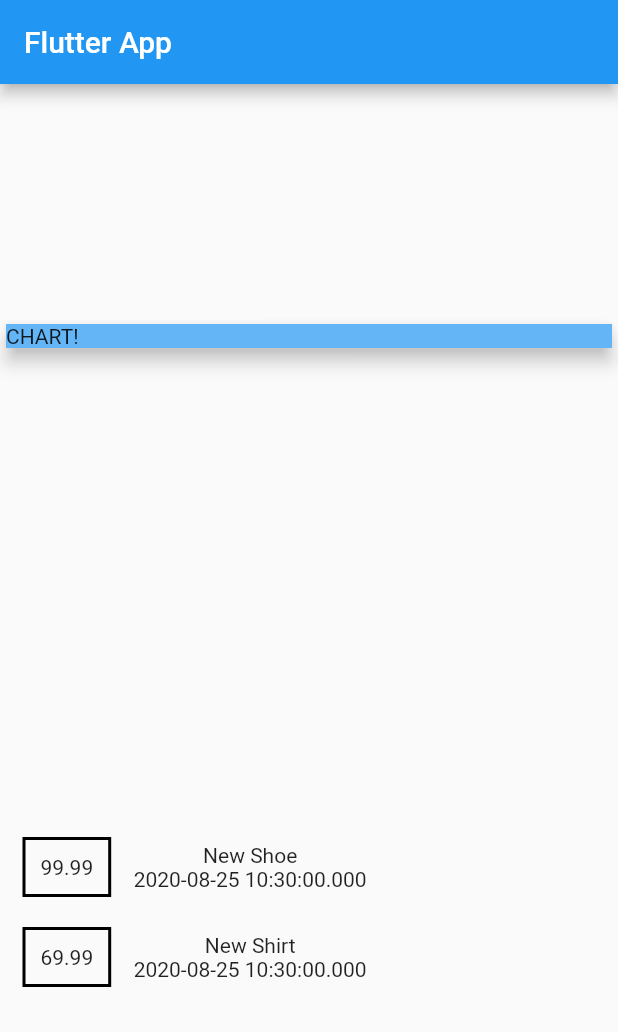
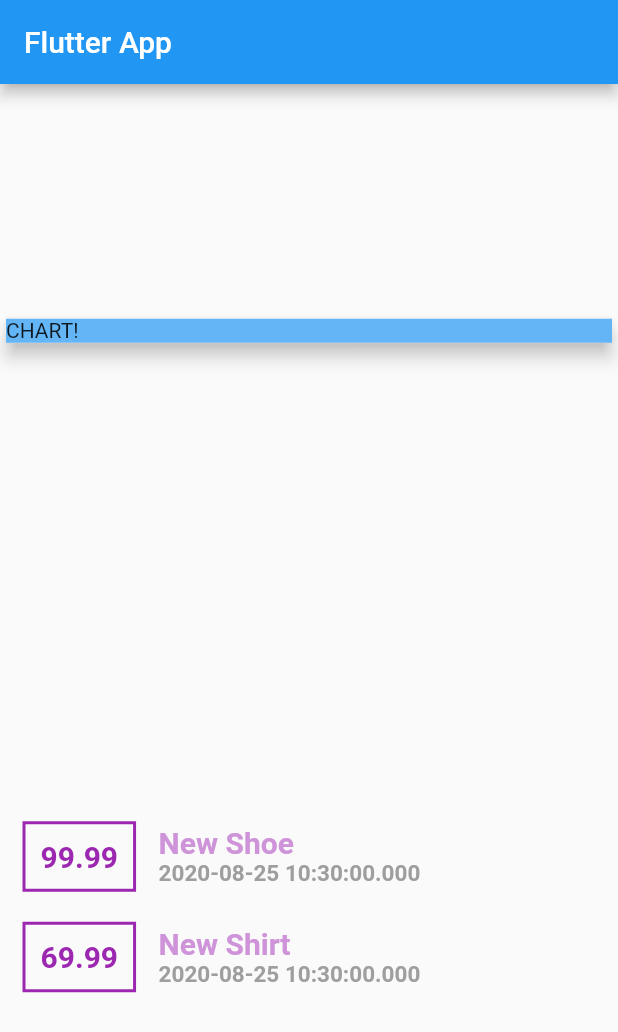
Before and after one commit to Kh-Rakib/Flutter-Dart, a Flutter app: the screen it shows after launch, on a phone screen of 412 x 824 dp. Shown: the top 1032 px of the screen. Run offline on Flutter 3.47's test engine with Material 2 defaults, Android fonts, the phone set to English and light mode, and no system bars.

Commit message:
Styling Text , More Styling

```diff
--- a/Expense_Planner/lib/main.dart
+++ b/Expense_Planner/lib/main.dart
@@ -63,20 +63,39 @@ class MyHomePage extends StatelessWidget {
                     ),
                     decoration: BoxDecoration(
                       border: Border.all(
-                        color: Colors.black,
+                        color: Colors.purple,
                         width: 2,
                       ),
                     ),
                     padding: EdgeInsets.all(10),
                     child: Text(
                       tx.amount.toString(),
+                      style: TextStyle(
+                        fontWeight: FontWeight.bold,
+                        fontSize: 20,
+                        color: Colors.purple,
+                      ),
                     ),
                   ),
                   Column(
+                    crossAxisAlignment: CrossAxisAlignment.start,
                     children: <Widget>[
-                      Text(tx.title),
+                       Text(
+                          tx.title,
+                          style: TextStyle(
+                            fontWeight: FontWeight.bold,
+                            fontSize: 20,
+                            color: Colors.purple[200],
+                          ),
+                        ),
+
                       Text(
                         tx.date.toString(),
+                        style: TextStyle(
+                          fontWeight: FontWeight.w600,
+                          fontSize: 15,
+                          color: Colors.grey,
+                        ),
                       ),
                     ],
                   ),
```
